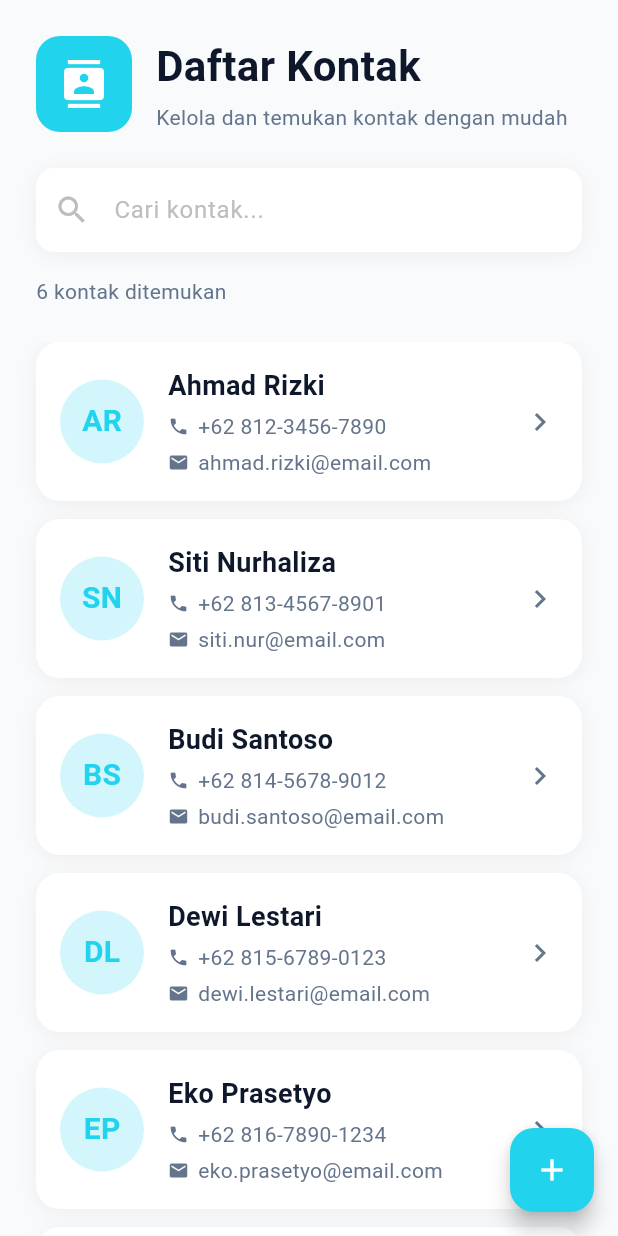
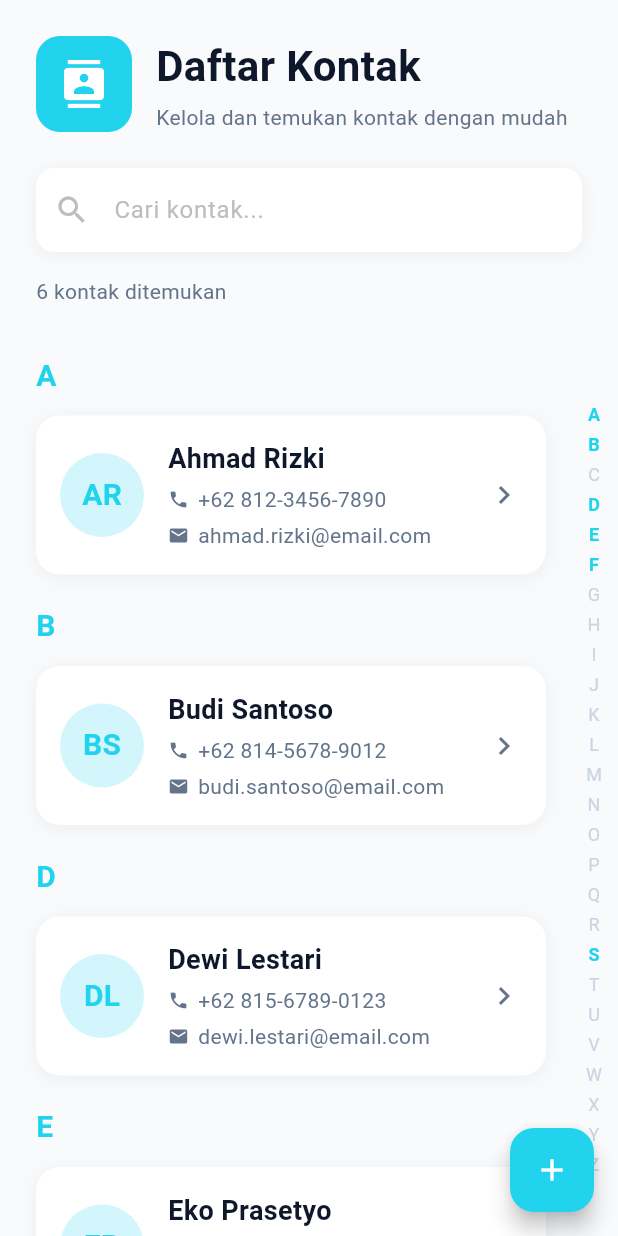
Before and after one commit to BagusAth/simple-contact-app, a Flutter app: the screen it shows after launch, on a phone screen of 412 x 824 dp. Run offline on Flutter 3.47's test engine with Material 3 defaults, Android fonts, the phone set to English and light mode, and no system bars.

Commit message:
implement alphabet navigator and improve contact list filtering

```diff
--- a/lib/screens/contact_list_screen.dart
+++ b/lib/screens/contact_list_screen.dart
@@ -10,14 +10,18 @@ class ContactListScreen extends StatefulWidget {
 
 class _ContactListScreenState extends State<ContactListScreen> {
   final TextEditingController _searchController = TextEditingController();
+  final ScrollController _scrollController = ScrollController();
   List<Contact> _contacts = [];
   List<Contact> _filteredContacts = [];
+  Map<String, GlobalKey> _letterKeys = {};
+  List<String> _availableLetters = [];
 
   @override
   void initState() {
     super.initState();
     _loadSampleContacts();
     _filteredContacts = _contacts;
+    _updateAvailableLetters();
   }
 
   void _loadSampleContacts() {
@@ -53,6 +57,35 @@ class _ContactListScreenState extends State<ContactListScreen> {
         email: 'fitri.handayani@email.com',
       ),
     ];
+    // Sort contacts by name
+    _contacts.sort((a, b) => a.name.compareTo(b.name));
+  }
+
+  void _updateAvailableLetters() {
+    Set<String> letters = {};
+    for (var contact in _filteredContacts) {
+      if (contact.name.isNotEmpty) {
+        letters.add(contact.name[0].toUpperCase());
+      }
+    }
+    _availableLetters = letters.toList()..sort();
+
+    // Create keys for each letter
+    _letterKeys.clear();
+    for (var letter in _availableLetters) {
+      _letterKeys[letter] = GlobalKey();
+    }
+  }
+
+  void _scrollToLetter(String letter) {
+    final key = _letterKeys[letter];
+    if (key != null && key.currentContext != null) {
+      Scrollable.ensureVisible(
+        key.currentContext!,
+        duration: const Duration(milliseconds: 300),
+        curve: Curves.easeInOut,
+      );
+    }
   }
 
   void _filterContacts(String query) {
@@ -67,12 +100,14 @@ class _ContactListScreenState extends State<ContactListScreen> {
                 contact.email.toLowerCase().contains(query.toLowerCase()))
             .toList();
       }
+      _updateAvailableLetters();
     });
   }
 
   @override
   void dispose() {
     _searchController.dispose();
+    _scrollController.dispose();
     super.dispose();
   }
 
@@ -176,7 +211,7 @@ class _ContactListScreenState extends State<ContactListScreen> {
                 ],
               ),
             ),
-            // Contact List
+            // Contact List with Alphabet Navigator
             Expanded(
               child: _filteredContacts.isEmpty
                   ? Center(
@@ -199,13 +234,49 @@ class _ContactListScreenState extends State<ContactListScreen> {
                         ],
                       ),
                     )
-                  : ListView.builder(
-                      padding: const EdgeInsets.symmetric(horizontal: 24),
-                      itemCount: _filteredContacts.length,
-                      itemBuilder: (context, index) {
-                        final contact = _filteredContacts[index];
-                        return _buildContactCard(contact);
-                      },
+                  : Stack(
+                      children: [
+                        ListView.builder(
+                          controller: _scrollController,
+                          padding: const EdgeInsets.only(left: 24, right: 48, bottom: 24),
+                          itemCount: _filteredContacts.length,
+                          itemBuilder: (context, index) {
+                            final contact = _filteredContacts[index];
+                            final currentLetter = contact.name[0].toUpperCase();
+                            final previousLetter = index > 0
+                                ? _filteredContacts[index - 1].name[0].toUpperCase()
+                                : '';
+                            final showHeader = currentLetter != previousLetter;
+
+                            return Column(
+                              key: showHeader ? _letterKeys[currentLetter] : null,
+                              crossAxisAlignment: CrossAxisAlignment.start,
+                              children: [
+                                if (showHeader)
+                                  Padding(
+                                    padding: const EdgeInsets.only(top: 8, bottom: 12),
+                                    child: Text(
+                                      currentLetter,
+                                      style: const TextStyle(
+                                        fontSize: 20,
+                                        fontWeight: FontWeight.bold,
+                                        color: Color(0xFF22D3EE),
+                                      ),
+                                    ),
+                                  ),
+                                _buildContactCard(contact),
+                              ],
+                            );
+                          },
+                        ),
+                        // Alphabet Navigator
+                        Positioned(
+                          right: 4,
+                          top: 0,
+                          bottom: 0,
+                          child: _buildAlphabetNavigator(),
+                        ),
+                      ],
                     ),
             ),
           ],
@@ -217,6 +288,39 @@ class _ContactListScreenState extends State<ContactListScreen> {
         },
         backgroundColor: const Color(0xFF22D3EE),
         child: const Icon(Icons.add, color: Colors.white),
+      ),
+    );
+  }
+
+  Widget _buildAlphabetNavigator() {
+    return Container(
+      width: 24,
+      alignment: Alignment.center,
+      child: ListView.builder(
+        shrinkWrap: true,
+        itemCount: 26,
+        itemBuilder: (context, index) {
+          final letter = String.fromCharCode(65 + index); // A-Z
+          final isAvailable = _availableLetters.contains(letter);
+
+          return GestureDetector(
+            onTap: isAvailable ? () => _scrollToLetter(letter) : null,
+            child: Container(
+              height: 20,
+              alignment: Alignment.center,
+              child: Text(
+                letter,
+                style: TextStyle(
+                  fontSize: 12,
+                  fontWeight: isAvailable ? FontWeight.bold : FontWeight.normal,
+                  color: isAvailable
+                      ? const Color(0xFF22D3EE)
+                      : const Color(0xFFCBD5E1),
+                ),
+              ),
+            ),
+          );
+        },
       ),
     );
   }
```
